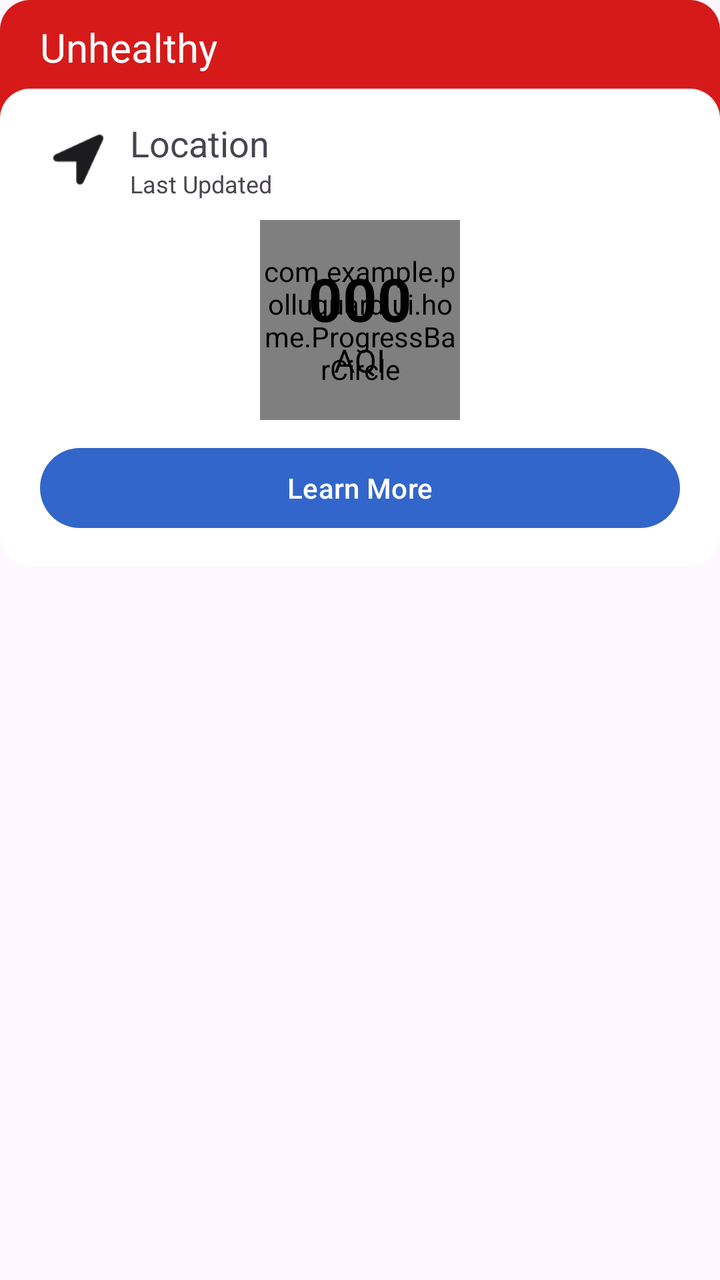
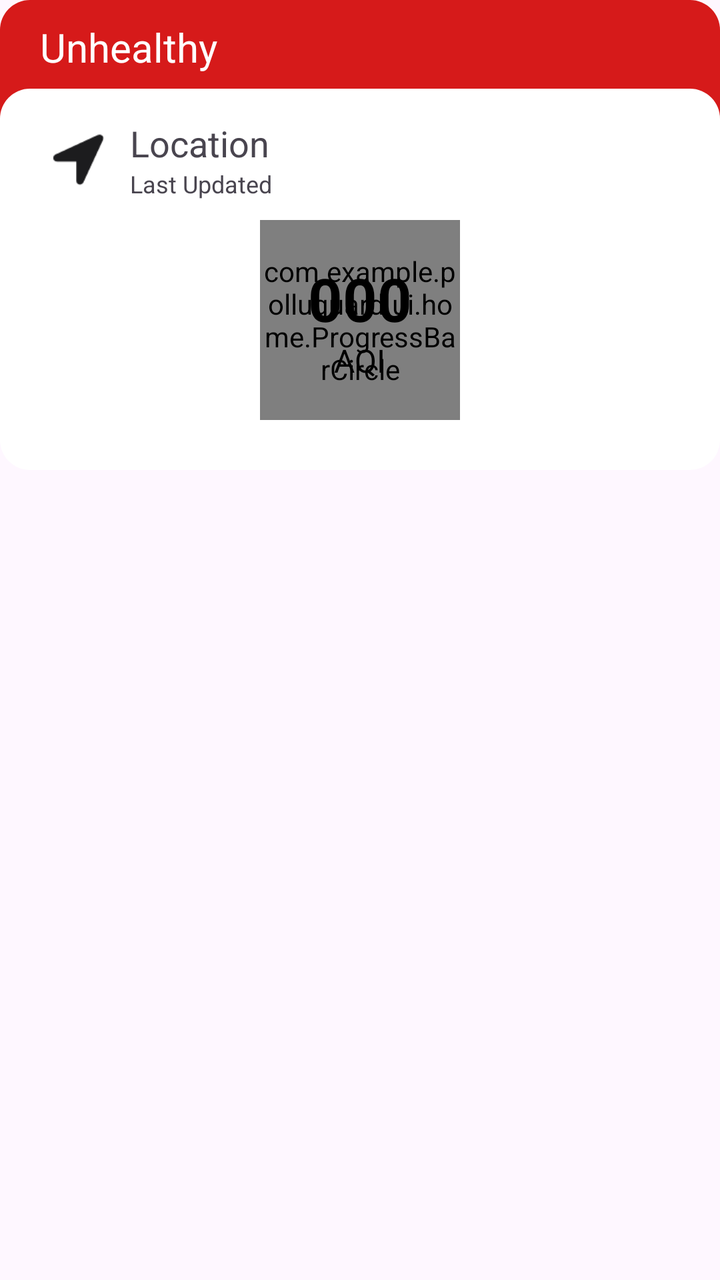

The first picture is an Android layout as it rendered before a commit; the second is the same layout after the commit. The layout source and the unified diff follow.
<!-- AndroidManifest.xml: application theme Theme.PolluGuard -->
<!-- res/layout/popup_map_info.xml -->
<?xml version="1.0" encoding="utf-8"?>
<LinearLayout xmlns:android="http://schemas.android.com/apk/res/android"
    android:layout_width="match_parent"
    android:layout_height="wrap_content"
    xmlns:app="http://schemas.android.com/apk/res-auto"
    android:orientation="vertical">

    <LinearLayout
        android:id="@+id/statusContainer"
        android:layout_width="match_parent"
        android:layout_height="wrap_content"
        android:background="@drawable/rounded_corners"
        android:backgroundTint="@color/red"
        android:paddingTop="10dp"
        android:paddingBottom="45dp"
        android:paddingLeft="20dp"
        android:paddingRight="20dp">

        <TextView
            android:id="@+id/status"
            android:layout_width="match_parent"
            android:layout_height="wrap_content"
            android:text="Unhealthy"
            android:textColor="@color/white"
            android:textSize="20dp"
            android:layout_gravity="top"/>
    </LinearLayout>

    <LinearLayout
        android:id="@+id/linearLayout2"
        android:layout_width="match_parent"
        android:layout_height="wrap_content"
        android:orientation="vertical"
        app:layout_constraintEnd_toEndOf="parent"
        app:layout_constraintStart_toStartOf="parent"
        app:layout_constraintTop_toBottomOf="@+id/statusContainer"
        app:layout_constraintBottom_toTopOf="@+id/linearLayout3"
        android:background="@drawable/rounded_corners"
        android:layout_marginTop="-38dp"
        android:paddingTop="15dp"
        android:paddingBottom="15dp"
        android:paddingLeft="20dp"
        android:paddingRight="20dp">



        <LinearLayout
            android:layout_width="match_parent"
            android:layout_height="wrap_content"
            android:layout_marginBottom="10dp">
            <ImageView
                android:layout_width="40dp"
                android:layout_height="40dp"
                android:src="@drawable/location_arrow"
                android:layout_marginRight="5dp"
                android:layout_gravity="center"/>

            <LinearLayout
                android:layout_width="wrap_content"
                android:layout_height="wrap_content"
                android:orientation="vertical">

                <TextView
                    android:id="@+id/location"
                    android:layout_width="match_parent"
                    android:layout_height="wrap_content"
                    android:text="Location"
                    android:textSize="18dp"/>
                <TextView
                    android:id="@+id/last_updated"
                    android:layout_width="match_parent"
                    android:layout_height="wrap_content"
                    android:text="Last Updated"
                    android:textSize="12dp"/>
            </LinearLayout>

        </LinearLayout>

        <androidx.constraintlayout.widget.ConstraintLayout
            android:layout_width="wrap_content"
            android:layout_height="wrap_content"
            android:layout_gravity="center"
            android:layout_marginBottom="10dp">

            <com.example.polluguard.ui.home.ProgressBarCircle
                android:id="@+id/progressBar"
                android:layout_width="100dp"
                android:layout_height="100dp"
                app:layout_constraintStart_toStartOf="parent"
                app:layout_constraintEnd_toEndOf="parent"
                app:layout_constraintTop_toTopOf="parent"
                app:layout_constraintBottom_toBottomOf="parent">


            </com.example.polluguard.ui.home.ProgressBarCircle>
            <LinearLayout
                android:layout_width="wrap_content"
                android:layout_height="wrap_content"
                android:layout_gravity="center"
                android:orientation="vertical"
                app:layout_constraintStart_toStartOf="parent"
                app:layout_constraintEnd_toEndOf="parent"
                app:layout_constraintTop_toTopOf="parent"
                app:layout_constraintBottom_toBottomOf="parent"
                android:padding="2dp">



                <TextView
                    android:id="@+id/aqi"
                    android:layout_width="wrap_content"
                    android:layout_height="wrap_content"
                    android:text="000"
                    android:textSize="30dp"
                    android:textColor="@color/black"
                    android:textStyle="bold"/>
                <TextView
                    android:id="@+id/textView4"
                    android:layout_width="wrap_content"
                    android:layout_height="wrap_content"
                    android:text="AQI"
                    android:textSize="16dp"
                    android:textColor="@color/black"
                    android:textAlignment="center"
                    android:layout_gravity="center"/>
            </LinearLayout>
        </androidx.constraintlayout.widget.ConstraintLayout>

        <Button
            android:id="@+id/learnMoreButton"
            android:layout_width="match_parent"
            android:layout_height="wrap_content"
            android:text="Learn More"
            android:textSize="14dp"
            app:layout_constraintEnd_toEndOf="parent"
            app:layout_constraintStart_toStartOf="parent" />

    </LinearLayout>
</LinearLayout>
<!-- resources referenced by this layout -->
<resources>
  <color name="black">#FF000000</color>
  <color name="red">#D61A1A</color>
  <color name="white">#FFFFFFFF</color>
  <!-- drawable location_arrow: png bitmap (drawable, 861 bytes) -->
  <!-- drawable rounded_corners (drawable) -->
  <?xml version="1.0" encoding="utf-8"?>
  <shape xmlns:android="http://schemas.android.com/apk/res/android">
      <corners android:radius="15dp"/>
      <solid android:color="@color/white"/>
  </shape>
  <style name="Theme.PolluGuard" parent="Base.Theme.PolluGuard" />
  <style name="Base.Theme.PolluGuard" parent="Theme.Material3.DayNight.NoActionBar">
          
           <item name="colorPrimary">@color/blue</item>
  
      </style>
  <color name="blue">#3366CA</color>
</resources>

<!-- the commit's change to res/layout/popup_map_info.xml (unified diff, before → after) -->
@@ -126,14 +126,5 @@
             </LinearLayout>
         </androidx.constraintlayout.widget.ConstraintLayout>
 
-        <Button
-            android:id="@+id/learnMoreButton"
-            android:layout_width="match_parent"
-            android:layout_height="wrap_content"
-            android:text="Learn More"
-            android:textSize="14dp"
-            app:layout_constraintEnd_toEndOf="parent"
-            app:layout_constraintStart_toStartOf="parent" />
-
     </LinearLayout>
 </LinearLayout>
